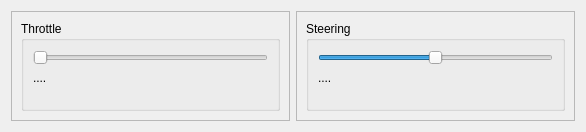
The window that software/tools/tools/scripts/DrivingGUI.ui (openhumanoids/oh-distro) describes before a commit, drawn with Qt 5.
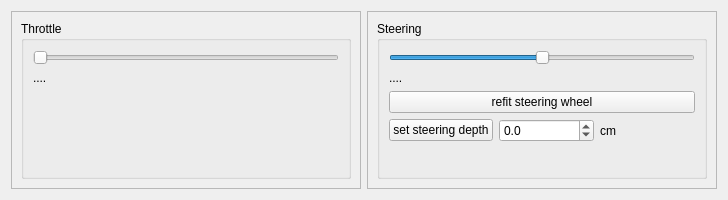
The same window after the commit.

Commit message: add new steering widgets to DrivingGUI.py

The edit to the form file:
```diff
--- a/software/tools/tools/scripts/DrivingGUI.ui
+++ b/software/tools/tools/scripts/DrivingGUI.ui
@@ -6,8 +6,8 @@
    <rect>
     <x>0</x>
     <y>0</y>
-    <width>586</width>
-    <height>132</height>
+    <width>728</width>
+    <height>200</height>
    </rect>
   </property>
   <property name="windowTitle">
@@ -100,6 +100,44 @@
            </property>
           </widget>
          </item>
+         <item>
+          <widget class="QPushButton" name="refitSteeringWheelButton">
+           <property name="text">
+            <string>refit steering wheel</string>
+           </property>
+          </widget>
+         </item>
+         <item>
+          <layout class="QHBoxLayout" name="horizontalLayout_2">
+           <item>
+            <widget class="QPushButton" name="setSteeringDepthButton">
+             <property name="text">
+              <string>set steering depth</string>
+             </property>
+            </widget>
+           </item>
+           <item>
+            <widget class="QDoubleSpinBox" name="steeringDepthSpin">
+             <property name="decimals">
+              <number>1</number>
+             </property>
+             <property name="minimum">
+              <double>-100.000000000000000</double>
+             </property>
+             <property name="maximum">
+              <double>100.000000000000000</double>
+             </property>
+            </widget>
+           </item>
+           <item>
+            <widget class="QLabel" name="label">
+             <property name="text">
+              <string>cm</string>
+             </property>
+            </widget>
+           </item>
+          </layout>
+         </item>
          <item>
           <spacer name="verticalSpacer_2">
            <property name="orientation">
```
The commit also changes 1 other file.
